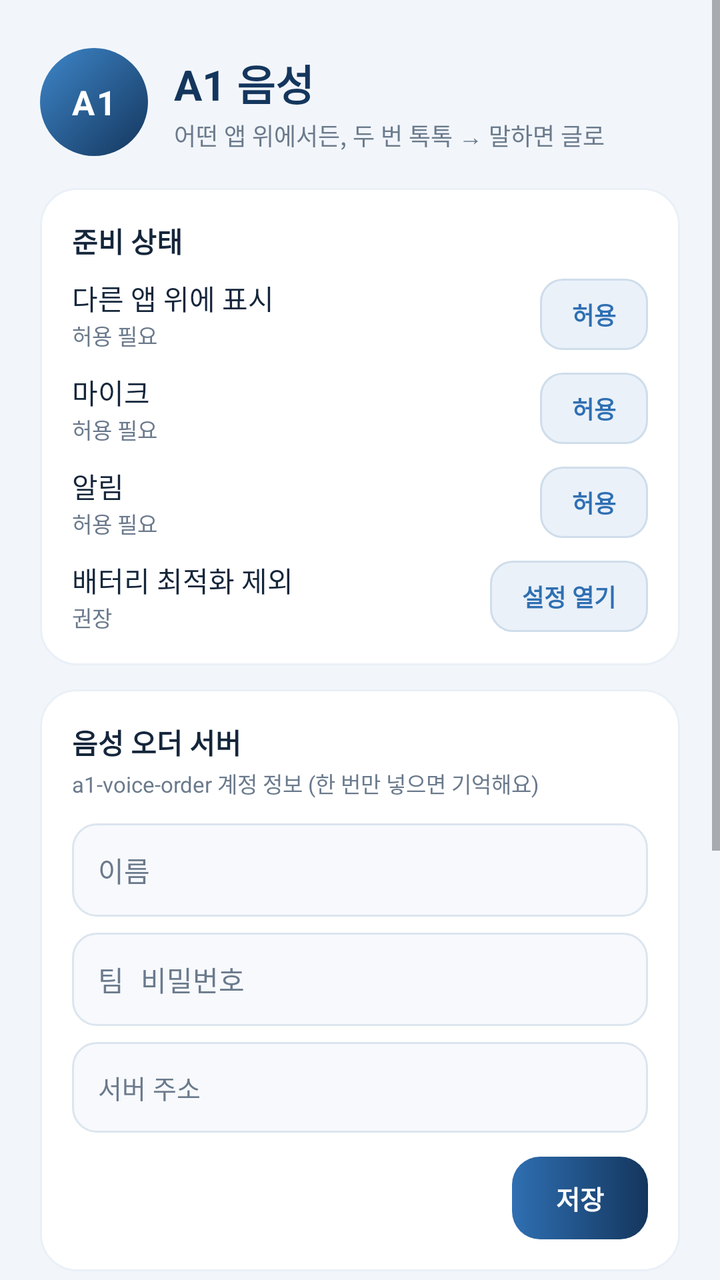
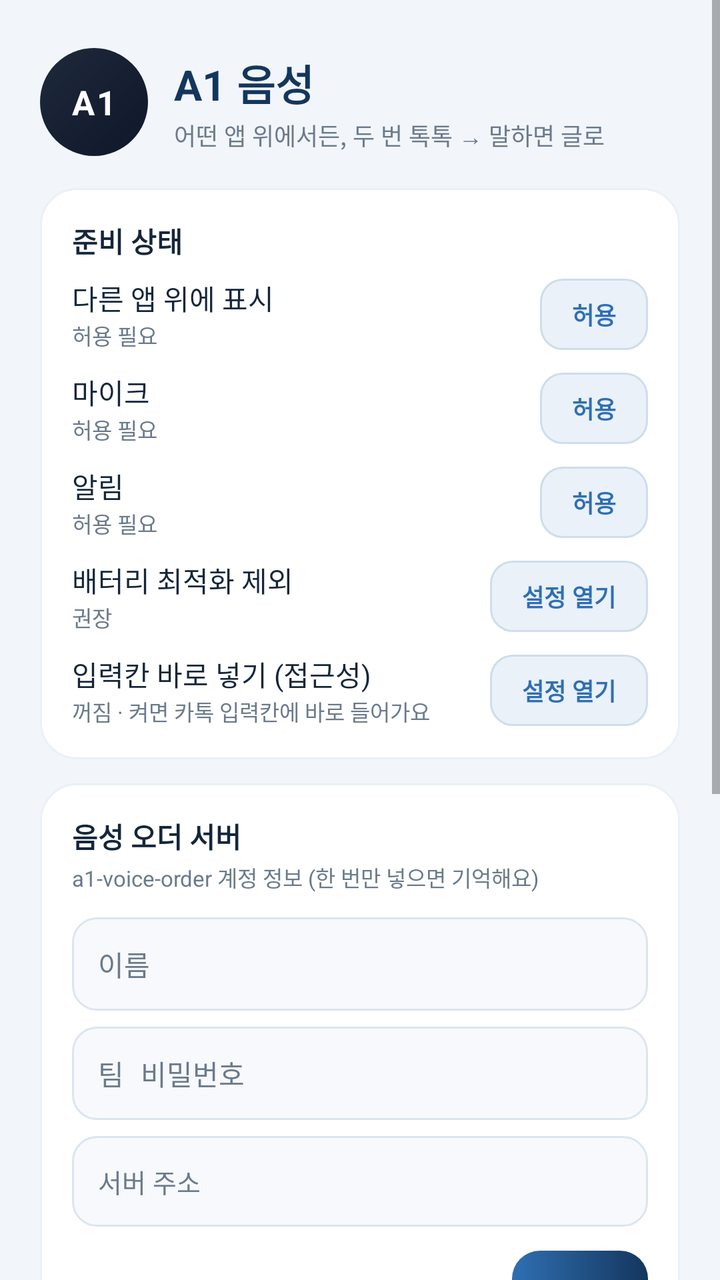

The first picture is an Android layout as it rendered before a commit; the second is the same layout after the commit. The layout source and the unified diff follow.
<!-- AndroidManifest.xml: application theme AppTheme -->
<!-- res/layout/activity_main.xml -->
<?xml version="1.0" encoding="utf-8"?>
<ScrollView xmlns:android="http://schemas.android.com/apk/res/android"
    android:layout_width="match_parent"
    android:layout_height="match_parent"
    android:background="@color/bg"
    android:fillViewport="true">

    <LinearLayout
        android:layout_width="match_parent"
        android:layout_height="wrap_content"
        android:orientation="vertical"
        android:paddingLeft="20dp"
        android:paddingRight="20dp"
        android:paddingTop="24dp"
        android:paddingBottom="28dp">

        <LinearLayout
            android:layout_width="match_parent"
            android:layout_height="wrap_content"
            android:orientation="horizontal"
            android:gravity="center_vertical">

            <FrameLayout
                android:layout_width="54dp"
                android:layout_height="54dp">

                <View
                    android:layout_width="match_parent"
                    android:layout_height="match_parent"
                    android:background="@drawable/bg_logo"/>

                <TextView
                    android:layout_width="wrap_content"
                    android:layout_height="wrap_content"
                    android:layout_gravity="center"
                    android:text="A1"
                    android:textColor="@color/white"
                    android:textSize="17sp"
                    android:textStyle="bold"
                    android:letterSpacing="0.06"/>
            </FrameLayout>

            <LinearLayout
                android:layout_width="0dp"
                android:layout_height="wrap_content"
                android:layout_weight="1"
                android:layout_marginLeft="13dp"
                android:orientation="vertical">

                <TextView
                    android:layout_width="wrap_content"
                    android:layout_height="wrap_content"
                    android:text="A1 음성"
                    android:textColor="@color/brand_navy"
                    android:textSize="21sp"
                    android:textStyle="bold"/>

                <TextView
                    android:layout_width="wrap_content"
                    android:layout_height="wrap_content"
                    android:layout_marginTop="2dp"
                    android:text="어떤 앱 위에서든, 두 번 톡톡 → 말하면 글로"
                    android:textColor="@color/text_secondary"
                    android:textSize="12sp"/>
            </LinearLayout>
        </LinearLayout>

        <LinearLayout
            android:layout_width="match_parent"
            android:layout_height="wrap_content"
            android:orientation="vertical"
            android:background="@drawable/bg_card"
            android:padding="16dp"
            android:layout_marginTop="16dp">

            <TextView
                android:layout_width="wrap_content"
                android:layout_height="wrap_content"
                android:text="준비 상태"
                android:textColor="@color/text_primary"
                android:textSize="14sp"
                android:textStyle="bold"/>

            <LinearLayout
                android:layout_width="match_parent"
                android:layout_height="wrap_content"
                android:layout_marginTop="8dp"
                android:orientation="horizontal"
                android:gravity="center_vertical">

                <LinearLayout
                    android:layout_width="0dp"
                    android:layout_height="wrap_content"
                    android:layout_weight="1"
                    android:orientation="vertical">

                    <TextView
                        android:layout_width="wrap_content"
                        android:layout_height="wrap_content"
                        android:text="다른 앱 위에 표시"
                        android:textColor="@color/text_primary"
                        android:textSize="14sp"/>

                    <TextView
                        android:id="@+id/tv_overlay"
                        android:layout_width="wrap_content"
                        android:layout_height="wrap_content"
                        android:text="허용 필요"
                        android:textColor="@color/text_secondary"
                        android:textSize="11sp"/>
                </LinearLayout>

                <TextView
                    android:id="@+id/btn_overlay"
                    android:layout_width="wrap_content"
                    android:layout_height="wrap_content"
                    android:background="@drawable/bg_btn_small"
                    android:paddingLeft="16dp"
                    android:paddingRight="16dp"
                    android:paddingTop="9dp"
                    android:paddingBottom="9dp"
                    android:text="허용"
                    android:textColor="@color/brand_blue"
                    android:textSize="12sp"
                    android:textStyle="bold"/>
            </LinearLayout>

            <LinearLayout
                android:layout_width="match_parent"
                android:layout_height="wrap_content"
                android:layout_marginTop="10dp"
                android:orientation="horizontal"
                android:gravity="center_vertical">

                <LinearLayout
                    android:layout_width="0dp"
                    android:layout_height="wrap_content"
                    android:layout_weight="1"
                    android:orientation="vertical">

                    <TextView
                        android:layout_width="wrap_content"
                        android:layout_height="wrap_content"
                        android:text="마이크"
                        android:textColor="@color/text_primary"
                        android:textSize="14sp"/>

                    <TextView
                        android:id="@+id/tv_mic"
                        android:layout_width="wrap_content"
                        android:layout_height="wrap_content"
                        android:text="허용 필요"
                        android:textColor="@color/text_secondary"
                        android:textSize="11sp"/>
                </LinearLayout>

                <TextView
                    android:id="@+id/btn_mic"
                    android:layout_width="wrap_content"
                    android:layout_height="wrap_content"
                    android:background="@drawable/bg_btn_small"
                    android:paddingLeft="16dp"
                    android:paddingRight="16dp"
                    android:paddingTop="9dp"
                    android:paddingBottom="9dp"
                    android:text="허용"
                    android:textColor="@color/brand_blue"
                    android:textSize="12sp"
                    android:textStyle="bold"/>
            </LinearLayout>

            <LinearLayout
                android:layout_width="match_parent"
                android:layout_height="wrap_content"
                android:layout_marginTop="10dp"
                android:orientation="horizontal"
                android:gravity="center_vertical">

                <LinearLayout
                    android:layout_width="0dp"
                    android:layout_height="wrap_content"
                    android:layout_weight="1"
                    android:orientation="vertical">

                    <TextView
                        android:layout_width="wrap_content"
                        android:layout_height="wrap_content"
                        android:text="알림"
                        android:textColor="@color/text_primary"
                        android:textSize="14sp"/>

                    <TextView
                        android:id="@+id/tv_noti"
                        android:layout_width="wrap_content"
                        android:layout_height="wrap_content"
                        android:text="허용 필요"
                        android:textColor="@color/text_secondary"
                        android:textSize="11sp"/>
                </LinearLayout>

                <TextView
                    android:id="@+id/btn_noti"
                    android:layout_width="wrap_content"
                    android:layout_height="wrap_content"
                    android:background="@drawable/bg_btn_small"
                    android:paddingLeft="16dp"
                    android:paddingRight="16dp"
                    android:paddingTop="9dp"
                    android:paddingBottom="9dp"
                    android:text="허용"
                    android:textColor="@color/brand_blue"
                    android:textSize="12sp"
                    android:textStyle="bold"/>
            </LinearLayout>

            <LinearLayout
                android:layout_width="match_parent"
                android:layout_height="wrap_content"
                android:layout_marginTop="10dp"
                android:orientation="horizontal"
                android:gravity="center_vertical">

                <LinearLayout
                    android:layout_width="0dp"
                    android:layout_height="wrap_content"
                    android:layout_weight="1"
                    android:orientation="vertical">

                    <TextView
                        android:layout_width="wrap_content"
                        android:layout_height="wrap_content"
                        android:text="배터리 최적화 제외"
                        android:textColor="@color/text_primary"
                        android:textSize="14sp"/>

                    <TextView
                        android:id="@+id/tv_battery"
                        android:layout_width="wrap_content"
                        android:layout_height="wrap_content"
                        android:text="권장"
                        android:textColor="@color/text_secondary"
                        android:textSize="11sp"/>
                </LinearLayout>

                <TextView
                    android:id="@+id/btn_battery"
                    android:layout_width="wrap_content"
                    android:layout_height="wrap_content"
                    android:background="@drawable/bg_btn_small"
                    android:paddingLeft="16dp"
                    android:paddingRight="16dp"
                    android:paddingTop="9dp"
                    android:paddingBottom="9dp"
                    android:text="설정 열기"
                    android:textColor="@color/brand_blue"
                    android:textSize="12sp"
                    android:textStyle="bold"/>
            </LinearLayout>
        </LinearLayout>

        <LinearLayout
            android:layout_width="match_parent"
            android:layout_height="wrap_content"
            android:orientation="vertical"
            android:background="@drawable/bg_card"
            android:padding="16dp"
            android:layout_marginTop="12dp">

            <TextView
                android:layout_width="wrap_content"
                android:layout_height="wrap_content"
                android:text="음성 오더 서버"
                android:textColor="@color/text_primary"
                android:textSize="14sp"
                android:textStyle="bold"/>

            <TextView
                android:layout_width="wrap_content"
                android:layout_height="wrap_content"
                android:layout_marginTop="2dp"
                android:text="a1-voice-order 계정 정보 (한 번만 넣으면 기억해요)"
                android:textColor="@color/text_secondary"
                android:textSize="11sp"/>

            <EditText
                android:id="@+id/et_name"
                android:layout_width="match_parent"
                android:layout_height="wrap_content"
                android:layout_marginTop="12dp"
                android:background="@drawable/bg_input"
                android:padding="13dp"
                android:hint="이름"
                android:textSize="14sp"
                android:textColor="@color/text_primary"
                android:textColorHint="@color/text_secondary"
                android:inputType="textPersonName"
                android:singleLine="true"/>

            <EditText
                android:id="@+id/et_pass"
                android:layout_width="match_parent"
                android:layout_height="wrap_content"
                android:layout_marginTop="8dp"
                android:background="@drawable/bg_input"
                android:padding="13dp"
                android:hint="팀 비밀번호"
                android:textSize="14sp"
                android:textColor="@color/text_primary"
                android:textColorHint="@color/text_secondary"
                android:inputType="textPassword"
                android:singleLine="true"/>

            <EditText
                android:id="@+id/et_server"
                android:layout_width="match_parent"
                android:layout_height="wrap_content"
                android:layout_marginTop="8dp"
                android:background="@drawable/bg_input"
                android:padding="13dp"
                android:hint="서버 주소"
                android:textSize="13sp"
                android:textColor="@color/text_primary"
                android:textColorHint="@color/text_secondary"
                android:inputType="textUri"
                android:singleLine="true"/>

            <LinearLayout
                android:layout_width="match_parent"
                android:layout_height="wrap_content"
                android:layout_marginTop="12dp"
                android:orientation="horizontal"
                android:gravity="center_vertical">

                <TextView
                    android:id="@+id/tv_save"
                    android:layout_width="0dp"
                    android:layout_height="wrap_content"
                    android:layout_weight="1"
                    android:text=""
                    android:textColor="@color/brand_blue"
                    android:textSize="12sp"/>

                <TextView
                    android:id="@+id/btn_save"
                    android:layout_width="wrap_content"
                    android:layout_height="wrap_content"
                    android:background="@drawable/bg_btn_primary"
                    android:paddingLeft="22dp"
                    android:paddingRight="22dp"
                    android:paddingTop="11dp"
                    android:paddingBottom="11dp"
                    android:text="저장"
                    android:textColor="@color/white"
                    android:textSize="13sp"
                    android:textStyle="bold"/>
            </LinearLayout>
        </LinearLayout>

        <LinearLayout
            android:layout_width="match_parent"
            android:layout_height="wrap_content"
            android:orientation="vertical"
            android:background="@drawable/bg_card"
            android:padding="16dp"
            android:layout_marginTop="12dp">

            <TextView
                android:layout_width="wrap_content"
                android:layout_height="wrap_content"
                android:text="쓰는 방법"
                android:textColor="@color/text_primary"
                android:textSize="14sp"
                android:textStyle="bold"/>

            <TextView
                android:layout_width="match_parent"
                android:layout_height="wrap_content"
                android:layout_marginTop="8dp"
                android:text="1. 아래 버튼으로 A1 동그라미를 띄웁니다.\n2. 카톡·문자·네이트온 어디서든 A1을 두 번 톡톡 누릅니다.\n3. 말이 끝나면 A1을 한 번 누릅니다. (2분이 지나면 자동 종료)\n4. 잠시 뒤 뜨는 창의 글은 이미 복사돼 있어요. 입력칸을 길게 눌러 붙여넣기만 하면 끝!"
                android:textColor="@color/text_secondary"
                android:textSize="12sp"
                android:lineSpacingExtra="4dp"/>
        </LinearLayout>

        <TextView
            android:id="@+id/btn_toggle"
            android:layout_width="match_parent"
            android:layout_height="wrap_content"
            android:layout_marginTop="18dp"
            android:background="@drawable/bg_btn_primary"
            android:gravity="center"
            android:paddingTop="18dp"
            android:paddingBottom="18dp"
            android:text="플로팅 켜기"
            android:textColor="@color/white"
            android:textSize="16sp"
            android:textStyle="bold"/>

        <TextView
            android:id="@+id/tv_toggle_hint"
            android:layout_width="match_parent"
            android:layout_height="wrap_content"
            android:layout_marginTop="9dp"
            android:gravity="center"
            android:text="켜 두면 다른 앱을 써도 A1이 화면 위에 떠 있어요."
            android:textColor="@color/text_secondary"
            android:textSize="11sp"/>
    </LinearLayout>
</ScrollView>
<!-- resources referenced by this layout -->
<resources>
  <color name="bg">#F2F6FB</color>
  <color name="brand_blue">#2F6FB2</color>
  <color name="brand_navy">#14365D</color>
  <color name="text_primary">#15263B</color>
  <color name="text_secondary">#6B7A8C</color>
  <color name="white">#FFFFFF</color>
  <!-- drawable bg_btn_primary (drawable) -->
  <?xml version="1.0" encoding="utf-8"?>
  <shape xmlns:android="http://schemas.android.com/apk/res/android" android:shape="rectangle">
      <gradient android:type="linear" android:angle="0" android:startColor="#2F6FB2" android:endColor="#14365D"/>
      <corners android:radius="14dp"/>
  </shape>
  <!-- drawable bg_btn_small (drawable) -->
  <?xml version="1.0" encoding="utf-8"?>
  <shape xmlns:android="http://schemas.android.com/apk/res/android" android:shape="rectangle">
      <solid android:color="#EAF1F9"/>
      <corners android:radius="11dp"/>
      <stroke android:width="1dp" android:color="#CFDDEB"/>
  </shape>
  <!-- drawable bg_card (drawable) -->
  <?xml version="1.0" encoding="utf-8"?>
  <shape xmlns:android="http://schemas.android.com/apk/res/android" android:shape="rectangle">
      <solid android:color="@color/card"/>
      <corners android:radius="18dp"/>
      <stroke android:width="1dp" android:color="#EAF0F7"/>
  </shape>
  <!-- drawable bg_input (drawable) -->
  <?xml version="1.0" encoding="utf-8"?>
  <shape xmlns:android="http://schemas.android.com/apk/res/android" android:shape="rectangle">
      <solid android:color="#F7F9FC"/>
      <corners android:radius="12dp"/>
      <stroke android:width="1dp" android:color="@color/line"/>
  </shape>
  <!-- drawable bg_logo (drawable) -->
  <?xml version="1.0" encoding="utf-8"?>
  <shape xmlns:android="http://schemas.android.com/apk/res/android" android:shape="oval">
      <gradient android:type="linear" android:angle="315" android:startColor="#3E86C9" android:endColor="#14365D"/>
  </shape>
  <style name="AppTheme" parent="@android:style/Theme.Material.Light.NoActionBar">
          <item name="android:colorPrimary">@color/brand_navy</item>
          <item name="android:colorPrimaryDark">@color/brand_navy</item>
          <item name="android:colorAccent">@color/brand_blue</item>
          <item name="android:statusBarColor">@color/brand_navy</item>
          <item name="android:windowBackground">@color/bg</item>
      </style>
  <color name="card">#FFFFFF</color>
  <color name="line">#DCE5EF</color>
</resources>

<!-- the commit's change to res/layout/activity_main.xml (unified diff, before → after) -->
@@ -256,6 +256,50 @@
                     android:textSize="12sp"
                     android:textStyle="bold"/>
             </LinearLayout>
+
+            <LinearLayout
+                android:layout_width="match_parent"
+                android:layout_height="wrap_content"
+                android:layout_marginTop="10dp"
+                android:orientation="horizontal"
+                android:gravity="center_vertical">
+
+                <LinearLayout
+                    android:layout_width="0dp"
+                    android:layout_height="wrap_content"
+                    android:layout_weight="1"
+                    android:orientation="vertical">
+
+                    <TextView
+                        android:layout_width="wrap_content"
+                        android:layout_height="wrap_content"
+                        android:text="입력칸 바로 넣기 (접근성)"
+                        android:textColor="@color/text_primary"
+                        android:textSize="14sp"/>
+
+                    <TextView
+                        android:id="@+id/tv_access"
+                        android:layout_width="wrap_content"
+                        android:layout_height="wrap_content"
+                        android:text="꺼짐 · 켜면 카톡 입력칸에 바로 들어가요"
+                        android:textColor="@color/text_secondary"
+                        android:textSize="11sp"/>
+                </LinearLayout>
+
+                <TextView
+                    android:id="@+id/btn_access"
+                    android:layout_width="wrap_content"
+                    android:layout_height="wrap_content"
+                    android:background="@drawable/bg_btn_small"
+                    android:paddingLeft="16dp"
+                    android:paddingRight="16dp"
+                    android:paddingTop="9dp"
+                    android:paddingBottom="9dp"
+                    android:text="설정 열기"
+                    android:textColor="@color/brand_blue"
+                    android:textSize="12sp"
+                    android:textStyle="bold"/>
+            </LinearLayout>
         </LinearLayout>
 
         <LinearLayout
@@ -376,7 +420,7 @@
                 android:layout_width="match_parent"
                 android:layout_height="wrap_content"
                 android:layout_marginTop="8dp"
-                android:text="1. 아래 버튼으로 A1 동그라미를 띄웁니다.\n2. 카톡·문자·네이트온 어디서든 A1을 두 번 톡톡 누릅니다.\n3. 말이 끝나면 A1을 한 번 누릅니다. (2분이 지나면 자동 종료)\n4. 잠시 뒤 뜨는 창의 글은 이미 복사돼 있어요. 입력칸을 길게 눌러 붙여넣기만 하면 끝!"
+                android:text="1. 이름과 팀 비밀번호를 넣고 [저장] → 로그인이 확인되면 아래 버튼으로 A1 동그라미를 띄웁니다.\n2. 카톡·문자·네이트온 어디서든 A1을 두 번 톡톡 누릅니다.\n3. 말이 끝나면 A1을 한 번 누릅니다. (2분이 지나면 자동 종료)\n4. 접근성을 켜 두면 말이 끝난 자리(입력칸)에 글자가 바로 들어갑니다. 꺼 두면 지금처럼 복사 창이 떠요."
                 android:textColor="@color/text_secondary"
                 android:textSize="12sp"
                 android:lineSpacingExtra="4dp"/>
<!-- resource entries referenced after the edit -->
@@ -36,7 +36,7 @@
   <!-- drawable bg_logo (drawable) -->
   <?xml version="1.0" encoding="utf-8"?>
   <shape xmlns:android="http://schemas.android.com/apk/res/android" android:shape="oval">
-      <gradient android:type="linear" android:angle="315" android:startColor="#3E86C9" android:endColor="#14365D"/>
+      <gradient android:type="linear" android:angle="315" android:startColor="#1E293B" android:endColor="#0F172A"/>
   </shape>
   <style name="AppTheme" parent="@android:style/Theme.Material.Light.NoActionBar">
           <item name="android:colorPrimary">@color/brand_navy</item>
